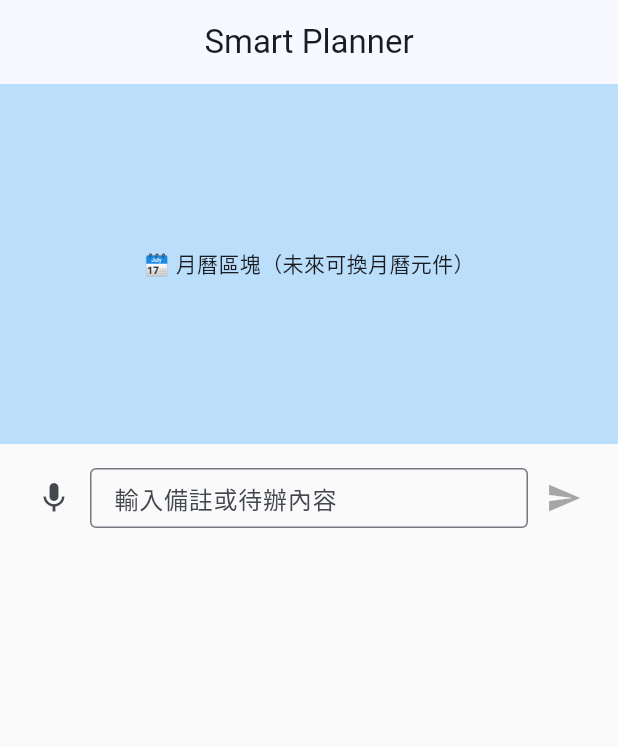
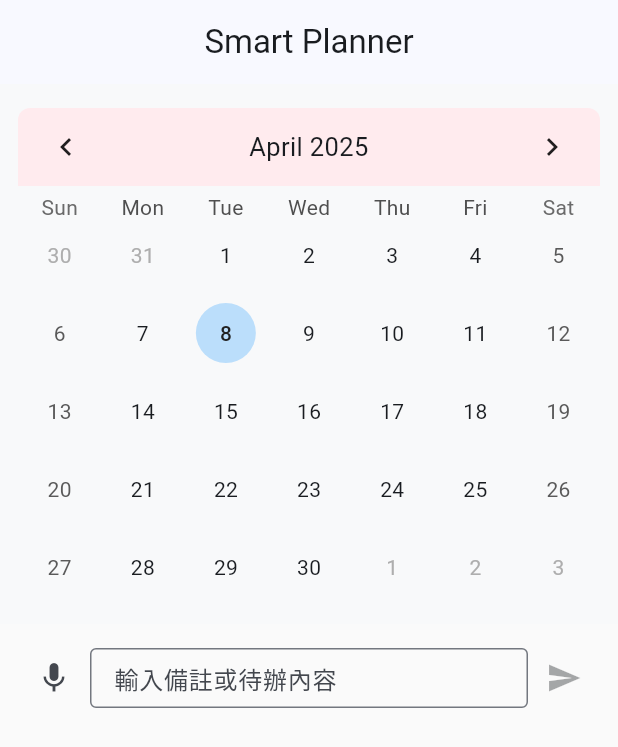
Before and after one commit to gamefan/SmartPlanner, a Flutter app: the screen it shows after launch, on a phone screen of 412 x 824 dp. Shown: the top 747 px of the screen. Run offline on Flutter 3.47's test engine with Material 3 defaults, Android fonts, the phone set to English and light mode, and no system bars; drawn by our look-alikes of table_calendar; our stand-ins replace flutter_riverpod, shared_preferences.

Commit message:
基礎home頁面差不多完成

```diff
--- a/lib/features/home/home_page.dart
+++ b/lib/features/home/home_page.dart
@@ -10,6 +10,7 @@ import 'package:flutter_riverpod/flutter_riverpod.dart';
 import 'package:smartplanner/features/home/home_view_model.dart';
 import 'package:smartplanner/features/home/widgets/memo_input_section.dart';
 import 'package:smartplanner/features/home/widgets/memo_list_section.dart';
+import 'package:table_calendar/table_calendar.dart';
 
 /// 首頁畫面：整合月曆 + 輸入 + 清單功能
 class HomePage extends ConsumerWidget {
@@ -24,12 +25,7 @@ class HomePage extends ConsumerWidget {
       appBar: state.isBottomExpanded ? null : AppBar(title: const Text('Smart Planner'), centerTitle: true),
 
       body: SafeArea(
-        child: Stack(
-          children: [
-            Column(
-              children: [
-                // 上方月曆或日期區塊（目前先簡化為文字）
-                GestureDetector(
+        child: GestureDetector(
           onVerticalDragUpdate: (details) {
             if (details.primaryDelta != null) {
               if (details.primaryDelta! < -10) {
@@ -39,20 +35,33 @@ class HomePage extends ConsumerWidget {
               }
             }
           },
-                  child: AnimatedContainer(
+          child: Stack(
+            children: [
+              Column(
+                children: [
+                  // 上方月曆或日期區塊
+                  AnimatedSwitcher(
                     duration: const Duration(milliseconds: 300),
-                    height: state.isBottomExpanded ? 60 : 240, // 月曆高度縮放
-                    color: Colors.blue.shade100,
-                    alignment: Alignment.center,
+                    transitionBuilder: (child, animation) {
+                      return FadeTransition(
+                        opacity: animation,
+                        child: SizeTransition(sizeFactor: animation, axisAlignment: -1.0, child: child),
+                      );
+                    },
                     child:
                         state.isBottomExpanded
-                            ? Row(
+                            ? Container(
+                              key: const ValueKey('collapsed'),
+                              height: 60,
+                              alignment: Alignment.center,
+                              child: Row(
                                 mainAxisAlignment: MainAxisAlignment.center,
                                 children: [
                                   IconButton(
                                     icon: const Icon(Icons.chevron_left),
                                     onPressed:
-                                      () => viewModel.selectDate(state.selectedDate.subtract(const Duration(days: 1))),
+                                        () =>
+                                            viewModel.selectDate(state.selectedDate.subtract(const Duration(days: 1))),
                                   ),
                                   Text(
                                     '${state.selectedDate.year}/${state.selectedDate.month}/${state.selectedDate.day}',
@@ -64,8 +73,44 @@ class HomePage extends ConsumerWidget {
                                         () => viewModel.selectDate(state.selectedDate.add(const Duration(days: 1))),
                                   ),
                                 ],
+                              ),
                             )
-                            : const Text('🗓️ 月曆區塊（未來可換月曆元件）'),
+                            : Container(
+                              key: const ValueKey('expanded'),
+                              color: const Color(0xFFF8F9FA),
+                              padding: const EdgeInsets.symmetric(horizontal: 12, vertical: 12),
+                              child: TableCalendar(
+                                focusedDay: state.selectedDate,
+                                firstDay: DateTime(2020, 1, 1),
+                                lastDay: DateTime(2030, 12, 31),
+                                selectedDayPredicate: (day) => isSameDay(day, state.selectedDate),
+                                onDaySelected: (selected, focused) {
+                                  viewModel.selectDate(selected);
+                                },
+                                headerStyle: const HeaderStyle(
+                                  formatButtonVisible: false,
+                                  titleCentered: true,
+                                  decoration: BoxDecoration(
+                                    color: Color(0xFFFFEBEE), // 淺粉紅
+                                    borderRadius: BorderRadius.vertical(top: Radius.circular(8)), // 加圓角
+                                  ),
+                                  headerMargin: EdgeInsets.symmetric(vertical: 4), // 外距
+                                  headerPadding: EdgeInsets.symmetric(vertical: 2), // 內距，控制高度用
+                                ),
+
+                                calendarStyle: const CalendarStyle(
+                                  todayDecoration: BoxDecoration(color: Color(0xFFE0E0E0), shape: BoxShape.circle),
+                                  todayTextStyle: TextStyle(
+                                    color: Colors.black87, // 深灰
+                                    fontWeight: FontWeight.w500, // 微粗一點
+                                  ),
+                                  selectedDecoration: BoxDecoration(color: Color(0xFFBBDEFB), shape: BoxShape.circle),
+                                  selectedTextStyle: TextStyle(
+                                    color: Color(0xFF212121), // 深灰
+                                    fontWeight: FontWeight.w500, // 微粗一點
+                                  ),
+                                ),
+                              ),
                             ),
                   ),
 
@@ -111,6 +156,7 @@ class HomePage extends ConsumerWidget {
             ],
           ),
         ),
+      ),
     );
   }
 }
--- a/lib/features/notes/all_notes_page.dart
+++ /dev/null
@@ -1 +0,0 @@
-// All notes page
--- a/lib/features/notes/notes_view_model.dart
+++ /dev/null
@@ -1 +0,0 @@
-// Notes view model
--- a/lib/features/notes/widgets/note_item_tile.dart
+++ /dev/null
@@ -1 +0,0 @@
-// Note tile widget
--- a/lib/features/todos/all_todos_page.dart
+++ /dev/null
@@ -1 +0,0 @@
-// All todos page
--- a/lib/features/todos/todos_view_model.dart
+++ /dev/null
@@ -1 +0,0 @@
-// Todos view model
--- a/lib/features/todos/widgets/todo_item_tile.dart
+++ /dev/null
@@ -1 +0,0 @@
-// Todo tile widget
--- a/pubspec.yaml
+++ b/pubspec.yaml
@@ -37,6 +37,7 @@ dependencies:
   uuid: ^4.5.1
   flutter_riverpod: ^2.6.1
   shared_preferences: ^2.5.3
+  table_calendar: ^3.2.0
 
 dev_dependencies:
   flutter_test:
```
Also changed, not shown: lib/features/home/home_view_model.dart (+14 -10 lines), lib/features/home/widgets/memo_input_section.dart (+6 -2 lines), lib/features/home/widgets/memo_list_section.dart (+61 -31 lines), lib/features/memo/all_memo_page.dart (added, +68 -0 lines), lib/features/memo/widgets/memo_filter_bar.dart (added, +62 -0 lines), lib/features/memo/widgets/memo_list_item.dart (added, +51 -0 lines), lib/features/memo/widgets/memo_empty_placeholder.dart (added), pubspec.lock. Lines whose indentation alone changed are shown as unchanged.
